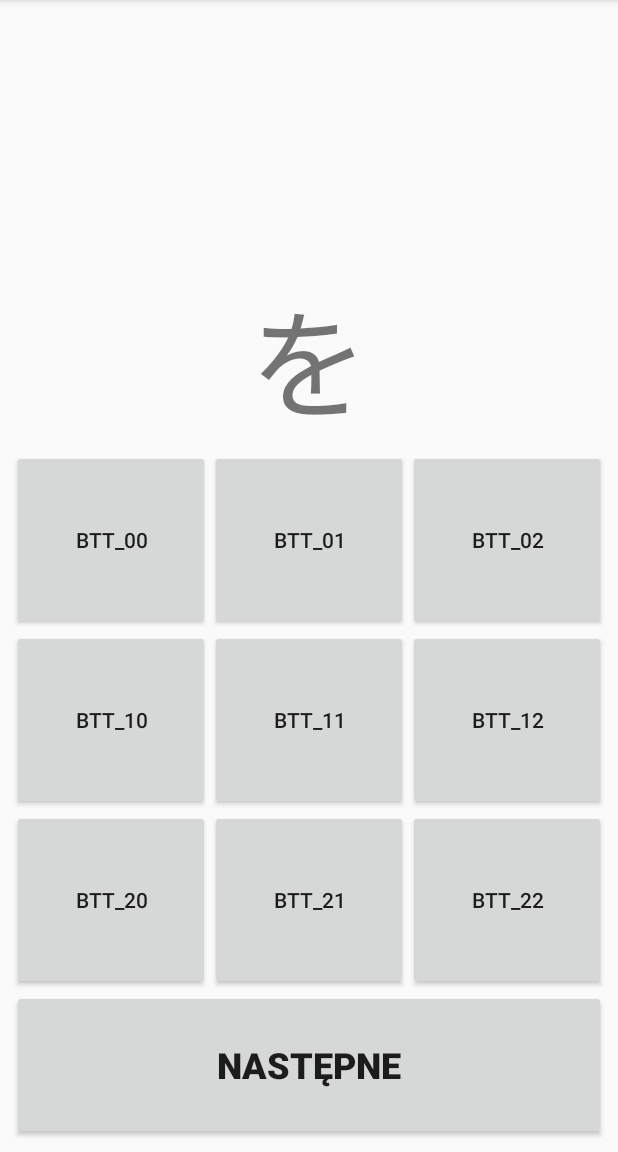
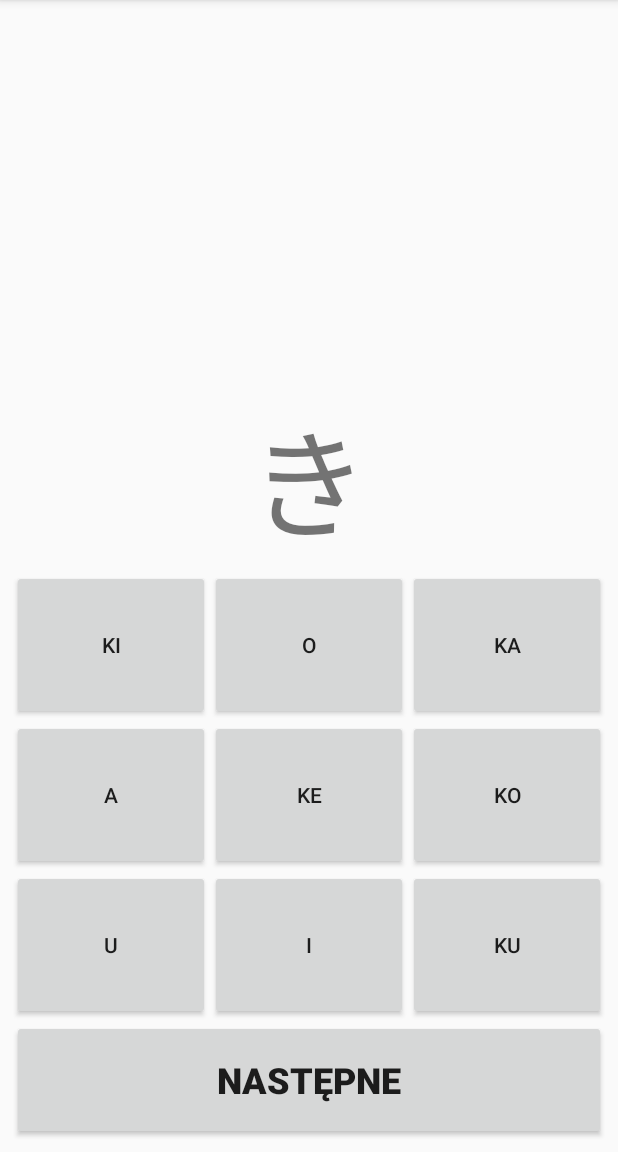
Before and after one commit to Cooookiez/Android-hiragana, an Android app: the screen it shows after launch (MainActivity), after a tap on "NASTĘPNE", on a phone screen of 412 x 824 dp, the part 84-1236 px from its top. Run offline under Robolectric (Android 15) with nearby library versions, the phone set to English and light mode, and no system bars.

Commit message:
Losowanie bez powturzeń

```diff
--- a/app/build.gradle
+++ b/app/build.gradle
@@ -16,13 +16,15 @@ android {
             proguardFiles getDefaultProguardFile('proguard-android.txt'), 'proguard-rules.pro'
         }
     }
+    buildToolsVersion '27.0.3'
 }
 
 dependencies {
-    implementation fileTree(dir: 'libs', include: ['*.jar'])
+    implementation fileTree(include: ['*.jar'], dir: 'libs')
     implementation 'com.android.support:appcompat-v7:26.1.0'
     implementation 'com.android.support.constraint:constraint-layout:1.0.2'
     testImplementation 'junit:junit:4.12'
     androidTestImplementation 'com.android.support.test:runner:1.0.1'
     androidTestImplementation 'com.android.support.test.espresso:espresso-core:3.0.1'
+    implementation 'com.google.android.gms:play-services-ads:11.8.0'
 }
--- a/app/src/main/java/pl/cookiez/android_hiragana/MainActivity.java
+++ b/app/src/main/java/pl/cookiez/android_hiragana/MainActivity.java
@@ -16,46 +16,52 @@ import java.util.Random;
 
 public class MainActivity extends AppCompatActivity {
 
-    Map<String, String> hira = new HashMap<String, String>();
+    String[] bttsC = new String[9];
 
-    String[] btts = new String[9];
 
-    Button btt_1;
-    Button btt_2;
-    Button btt_3;
-    Button btt_4;
-    Button btt_5;
-    Button btt_6;
-    Button btt_7;
-    Button btt_8;
-    Button btt_9;
+    //int hmChars = 48;
+    int hmChars = 10;
+    String[] lati = new String[hmChars];
+    String[] hira = new String[hmChars];
+    int whichCharIsTrue;
+
+    Button[] btts = new Button[9];
     Button btt_next;
-
     TextView tv_what_is_it;
-
     Random rand;
-
-    String what_is_hira;
-    String what_is_lati;
 
     public void losuj(){
 
         Log.i("losuj", "start");
+        //odpowiedz
+        whichCharIsTrue = rand.nextInt(hmChars);
+        tv_what_is_it.setText(hira[whichCharIsTrue]);
+        bttsC[0] = lati[whichCharIsTrue];
 
-        int hira_size = hira.size();
-        int nth;
-        boolean jestPowturzenie;
+        //przypisanie do guzików innych losowych odp
+        Boolean alreadyExist = false;
+        for(int i = 1; i < 9; i++){
+            //Log.i("for i", String.valueOf(i));
+            do{
+                alreadyExist = false;
+                bttsC[i] = lati[rand.nextInt(hmChars)];
+                for(int j = 0; j < i; j++){
+                    //Log.i("for j", String.valueOf(j));
+                    Log.i("for j", bttsC[i] + " == " + bttsC[j]);
+                    if(bttsC[i] == bttsC[j]){
+                        Log.i("for j", "alreadyExist");
+                        alreadyExist = true;
+                        break;
+                    }
+                }
+            }while(alreadyExist);
+        }
+        //mieszanie guzików
 
-        //odpowiedz
-        nth = rand.nextInt(hira_size);
-        what_is_hira = (new ArrayList<String>(hira.values())).get(nth);
-        what_is_lati = (new ArrayList<String>(hira.keySet())).get(nth);
-        Log.i("what_is_hira", String.valueOf(what_is_hira));
-        Log.i("what_is_lati", String.valueOf(what_is_lati));
-        tv_what_is_it.setText(what_is_hira);
-        btts[0] = what_is_lati;
-
-        //guziki
+        //wypisanie guzików
+        for(int i = 0; i < 9; i++){
+            btts[i].setText(bttsC[i]);
+        }
     }
 
     @Override
@@ -63,76 +69,78 @@ public class MainActivity extends AppCompatActivity {
         super.onCreate(savedInstanceState);
         setContentView(R.layout.activity_main);
 
-        hira.put("a", "あ");
-        hira.put("i", "い");
-        hira.put("u", "う");
-        hira.put("e", "え");
-        hira.put("o", "お");
+        btt_next = (Button)findViewById(R.id.btt_next);
+        tv_what_is_it = (TextView)findViewById(R.id.tv_what_is_it);
+        rand = new Random();
+        int nr = 0;
 
-        hira.put("ka", "か");
-        hira.put("ki", "き");
-        hira.put("ku", "く");
-        hira.put("ke", "け");
-        hira.put("ko", "こ");
+        btts[0] = (Button)findViewById(R.id.btt_1);
+        btts[1] = (Button)findViewById(R.id.btt_2);
+        btts[2] = (Button)findViewById(R.id.btt_3);
+        btts[3] = (Button)findViewById(R.id.btt_4);
+        btts[4] = (Button)findViewById(R.id.btt_5);
+        btts[5] = (Button)findViewById(R.id.btt_6);
+        btts[6] = (Button)findViewById(R.id.btt_7);
+        btts[7] = (Button)findViewById(R.id.btt_8);
+        btts[8] = (Button)findViewById(R.id.btt_9);
 
-        hira.put("sa", "さ");
-        hira.put("si", "し");
-        hira.put("su", "す");
-        hira.put("se", "せ");
-        hira.put("so", "そ");
+        lati[nr] = "a";     hira[nr]="あ";   nr++;
+        lati[nr] = "i";     hira[nr]="い";   nr++;
+        lati[nr] = "u";     hira[nr]="う";   nr++;
+        lati[nr] = "e";     hira[nr]="え";   nr++;
+        lati[nr] = "o";     hira[nr]="お";   nr++;
 
-        hira.put("ta", "た");
-        hira.put("ti", "ち");
-        hira.put("tu", "つ");
-        hira.put("te", "て");
-        hira.put("to", "と");
+        lati[nr] = "ka";    hira[nr]="か";   nr++;
+        lati[nr] = "ki";    hira[nr]="き";   nr++;
+        lati[nr] = "ku";    hira[nr]="く";   nr++;
+        lati[nr] = "ke";    hira[nr]="け";   nr++;
+        lati[nr] = "ko";    hira[nr]="こ";   nr++;
 
-        hira.put("na", "な");
-        hira.put("ni", "に");
-        hira.put("nu", "ぬ");
-        hira.put("ne", "ね");
-        hira.put("no", "の");
+        /*lati[nr] = "sa";    hira[nr]="さ";   nr++;
+        lati[nr] = "si";    hira[nr]="し";   nr++;
+        lati[nr] = "su";    hira[nr]="す";   nr++;
+        lati[nr] = "se";    hira[nr]="せ";   nr++;
+        lati[nr] = "so";    hira[nr]="そ";   nr++;
 
-        hira.put("ha", "は");
-        hira.put("hi", "ひ");
-        hira.put("hu", "ふ");
-        hira.put("he", "へ");
-        hira.put("ho", "ほ");
+        lati[nr] = "ta";    hira[nr]="た";   nr++;
+        lati[nr] = "ti";    hira[nr]="ち";   nr++;
+        lati[nr] = "tu";    hira[nr]="つ";   nr++;
+        lati[nr] = "te";    hira[nr]="て";   nr++;
+        lati[nr] = "to";    hira[nr]="と";   nr++;
 
-        hira.put("ma", "ま");
-        hira.put("mi", "み");
-        hira.put("mu", "む");
-        hira.put("me", "め");
-        hira.put("mo", "も");
+        lati[nr] = "na";    hira[nr]="な";   nr++;
+        lati[nr] = "ni";    hira[nr]="に";   nr++;
+        lati[nr] = "nu";    hira[nr]="ぬ";   nr++;
+        lati[nr] = "ne";    hira[nr]="ね";   nr++;
+        lati[nr] = "no";    hira[nr]="の";   nr++;
 
-        hira.put("ya", "や");
-        hira.put("yu", "ゆ");
-        hira.put("yo", "よ");
+        lati[nr] = "ha";    hira[nr]="は";   nr++;
+        lati[nr] = "hi";    hira[nr]="ひ";   nr++;
+        lati[nr] = "hu";    hira[nr]="ふ";   nr++;
+        lati[nr] = "he";    hira[nr]="へ";   nr++;
+        lati[nr] = "ho";    hira[nr]="ほ";   nr++;
 
-        hira.put("ra", "ら");
-        hira.put("ri", "り");
-        hira.put("ru", "る");
-        hira.put("re", "れ");
-        hira.put("ro", "ろ");
+        lati[nr] = "ma";    hira[nr]="ま";   nr++;
+        lati[nr] = "mi";    hira[nr]="み";   nr++;
+        lati[nr] = "mu";    hira[nr]="む";   nr++;
+        lati[nr] = "me";    hira[nr]="め";   nr++;
+        lati[nr] = "mo";    hira[nr]="も";   nr++;
 
-        hira.put("wa", "わ");
-        hira.put("wo", "を");
+        lati[nr] = "ya";    hira[nr]="や";   nr++;
+        lati[nr] = "yu";    hira[nr]="ゆ";   nr++;
+        lati[nr] = "yo";    hira[nr]="よ";   nr++;
 
-        btt_1 = (Button)findViewById(R.id.btt_1);
-        btt_2 = (Button)findViewById(R.id.btt_2);
-        btt_3 = (Button)findViewById(R.id.btt_3);
-        btt_4 = (Button)findViewById(R.id.btt_4);
-        btt_5 = (Button)findViewById(R.id.btt_5);
-        btt_6 = (Button)findViewById(R.id.btt_6);
-        btt_7 = (Button)findViewById(R.id.btt_7);
-        btt_8 = (Button)findViewById(R.id.btt_8);
-        btt_9 = (Button)findViewById(R.id.btt_9);
+        lati[nr] = "ra";    hira[nr]="ら";   nr++;
+        lati[nr] = "ri";    hira[nr]="り";   nr++;
+        lati[nr] = "ru";    hira[nr]="る";   nr++;
+        lati[nr] = "re";    hira[nr]="れ";   nr++;
+        lati[nr] = "ro";    hira[nr]="ろ";   nr++;
 
-        btt_next = (Button)findViewById(R.id.btt_next);
-
-        tv_what_is_it = (TextView)findViewById(R.id.tv_what_is_it);
-
-        rand = new Random();
+        lati[nr] = "wa";    hira[nr]="わ";   nr++;
+        lati[nr] = "wi";    hira[nr]="ゐ";   nr++;
+        lati[nr] = "we";    hira[nr]="ゑ";   nr++;
+        lati[nr] = "wo";    hira[nr]="を";   nr++;
+        lati[nr] = "nn";    hira[nr]="ん";   nr++;*/
 
         btt_next.setOnClickListener(new View.OnClickListener() {
             @Override
--- a/app/src/main/res/layout/activity_main.xml
+++ b/app/src/main/res/layout/activity_main.xml
@@ -40,7 +40,7 @@
 
         <LinearLayout
             android:layout_width="match_parent"
-            android:layout_height="120dp"
+            android:layout_height="100dp"
             android:orientation="horizontal">
 
             <Button
@@ -67,7 +67,7 @@
 
         <LinearLayout
             android:layout_width="match_parent"
-            android:layout_height="120dp"
+            android:layout_height="100dp"
             android:orientation="horizontal">
 
             <Button
@@ -94,7 +94,7 @@
 
         <LinearLayout
             android:layout_width="match_parent"
-            android:layout_height="120dp"
+            android:layout_height="100dp"
             android:orientation="horizontal">
 
             <Button
@@ -122,9 +122,10 @@
         <Button
             android:id="@+id/btt_next"
             android:layout_width="match_parent"
-            android:layout_height="100dp"
+            android:layout_height="80dp"
             android:text="Następne"
             android:textSize="24sp"
             android:textStyle="bold" />
+
     </LinearLayout>
 </android.support.constraint.ConstraintLayout>
```
